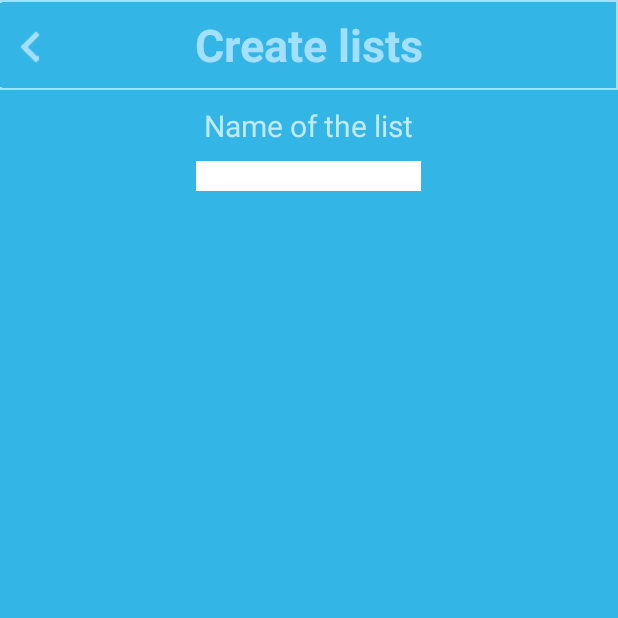
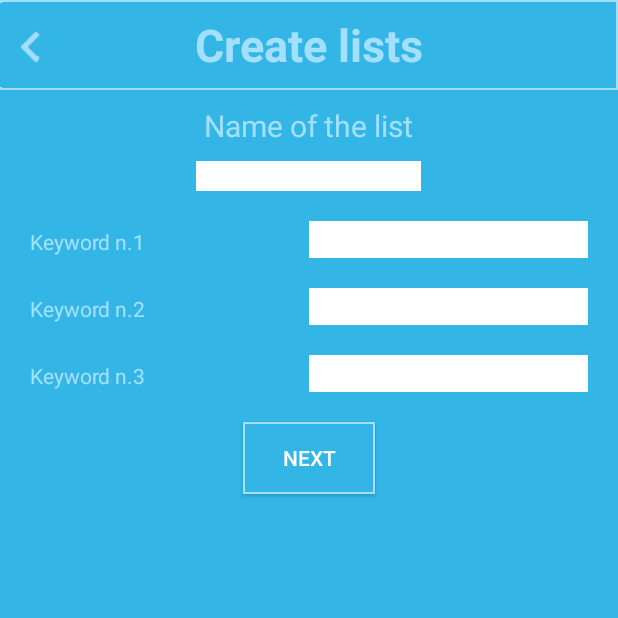
Before and after one commit to faflo10/P_tut, an Android app: the Create_list screen opened directly, with no data from a screen before it, on a phone screen of 412 x 824 dp, the top half of it. Run offline under Robolectric (Android 15) with nearby library versions, the phone set to English and light mode, and no system bars.

Commit message:
Creation du début de la liste finie, reste le reste

```diff
--- a/app/src/main/AndroidManifest.xml
+++ b/app/src/main/AndroidManifest.xml
@@ -23,6 +23,7 @@
         <activity android:name=".Settings_menu" />
         <activity android:name=".Manage_list" />
         <activity android:name=".Create_list" />
+        <activity android:name=".Fill_list"/>
     </application>
 
 </manifest>
--- a/app/src/main/java/p_tut/elethink_interface/Create_list.java
+++ b/app/src/main/java/p_tut/elethink_interface/Create_list.java
@@ -2,12 +2,17 @@ package p_tut.elethink_interface;
 
 import android.app.Activity;
 import android.content.Intent;
+import android.database.sqlite.SQLiteDatabase;
 import android.os.Bundle;
 import android.support.v7.app.ActionBarActivity;
 import android.view.Menu;
 import android.view.MenuItem;
 import android.view.View;
+import android.widget.Button;
+import android.widget.EditText;
 import android.widget.ImageButton;
+import android.widget.Toast;
+
 import p_tut.elethink_interface.local_database.*;
 
 
@@ -17,18 +22,81 @@ import p_tut.elethink_interface.local_database.*;
 public class Create_list extends ActionBarActivity {
     private ImageButton back;
     private LocalListDb local;
+    private EditText name;
+    private EditText kw1;
+    private EditText kw2;
+    private EditText kw3;
+    private Button next;
 
     protected void onCreate(Bundle savedInstanceState) {
         super.onCreate(savedInstanceState);
         setContentView(R.layout.create_list);
 
+    }
+
+    public void onStart() {
+        super.onStart();
+        setContentView(R.layout.create_list);
 
         back = (ImageButton) findViewById(R.id.back_button);
+        name = (EditText) findViewById(R.id.name);
+        kw1 = (EditText) findViewById(R.id.kw1);
+        kw2 = (EditText) findViewById(R.id.kw2);
+        kw3 = (EditText) findViewById(R.id.kw3);
+        next = (Button) findViewById(R.id.next);
+
+        local = new LocalListDb(getBaseContext(),"list.db", null, 1);
+        SQLiteDatabase db = local.getWritableDatabase();
 
         back.setOnClickListener(new ImageButton.OnClickListener() {
             public void onClick(View v) {
                 finish();
             }
         });
+
+        next.setOnClickListener(new View.OnClickListener() {
+            @Override
+            public void onClick(View v) {
+                if(checkTitleField(name)) {
+                    if(checkKWField(kw1,kw2,kw3)) {
+                        Intent change = new Intent(Create_list.this,Fill_list.class);
+                        change.putExtra("title",name.getText().toString());
+                        change.putExtra("kw1", kw1.getText().toString());
+                        change.putExtra("kw2",kw2.getText().toString());
+                        change.putExtra("kw3",kw3.getText().toString());
+                        Toast.makeText(getApplicationContext(),"Heading to the filling of" +
+                                "the list", Toast.LENGTH_LONG).show();
+                        startActivity(change);
+                    } else {
+                        Toast.makeText(getApplicationContext(), "Error while filling the keywords",
+                                Toast.LENGTH_LONG).show();
+                    }
+                } else {
+                    Toast.makeText(getApplicationContext(), "Error while filling the title",
+                            Toast.LENGTH_LONG).show();
+                }
+            }
+        });
     }
+
+    public boolean checkTitleField(EditText title) {
+        String content = title.getText().toString();
+        if(content.length() != 0) return true;
+        return false;
+    }
+
+    public boolean checkKWField(EditText one, EditText two, EditText three) {
+        String a = one.getText().toString();
+        String b = two.getText().toString();
+        String c = three.getText().toString();
+
+        if(a.length() != 0 && b.length() != 0 && c.length() != 0) {
+            if(!(a.toLowerCase().equals(b.toLowerCase())) && !(a.toLowerCase().equals(c.toLowerCase()))
+                    && !(b.toLowerCase().equals(c.toLowerCase()))) {
+                return true;
+            }
+        }
+        return false;
+    }
+
 }
--- a/app/src/main/res/layout/create_list.xml
+++ b/app/src/main/res/layout/create_list.xml
@@ -43,18 +43,95 @@
             android:layout_centerHorizontal="true"
             android:id="@+id/title"
             android:textSize="@dimen/font_size_button"
-            android:layout_marginTop="10dp"/>
+            android:layout_marginTop="10dp"
+            android:textColor="@color/light_blue"/>
 
         <EditText
             style="@style/text_box"
             android:layout_width="150dp"
             android:layout_height="20dp"
-            android:id="@+id/editText"
+            android:id="@+id/name"
             android:layout_centerHorizontal="true"
             android:layout_below="@+id/title"
             android:layout_marginTop="10dp"
             />
 
+        <LinearLayout
+            android:layout_width="fill_parent"
+            android:layout_height="wrap_content"
+            android:orientation="horizontal"
+            android:paddingTop="20dp"
+            android:paddingLeft="20dp"
+            android:paddingRight="20dp">
+
+            <TextView
+                android:layout_width="0dp"
+                android:layout_height="wrap_content"
+                android:layout_weight="1"
+                android:text="@string/keyword1"
+                android:textColor="@color/light_blue"/>
+
+            <EditText
+                android:layout_width="0dp"
+                android:layout_height="wrap_content"
+                android:layout_weight="1"
+                style="@style/text_box"
+                android:id="@+id/kw1"/>
+        </LinearLayout>
+
+        <LinearLayout
+            android:layout_width="fill_parent"
+            android:layout_height="wrap_content"
+            android:orientation="horizontal"
+            android:paddingTop="20dp"
+            android:paddingLeft="20dp"
+            android:paddingRight="20dp">
+
+            <TextView
+                android:layout_width="0dp"
+                android:layout_height="wrap_content"
+                android:layout_weight="1"
+                android:text="@string/keyword2"
+                android:textColor="@color/light_blue"/>
+
+            <EditText
+                android:layout_width="0dp"
+                android:layout_height="wrap_content"
+                android:layout_weight="1"
+                style="@style/text_box"
+                android:id="@+id/kw2"/>
+        </LinearLayout>
+
+        <LinearLayout
+            android:layout_width="fill_parent"
+            android:layout_height="wrap_content"
+            android:orientation="horizontal"
+            android:paddingTop="20dp"
+            android:paddingLeft="20dp"
+            android:paddingRight="20dp">
+
+            <TextView
+                android:layout_width="0dp"
+                android:layout_height="wrap_content"
+                android:layout_weight="1"
+                android:text="@string/keyword3"
+                android:textColor="@color/light_blue"/>
+
+            <EditText
+                android:layout_width="0dp"
+                android:layout_height="wrap_content"
+                android:layout_weight="1"
+                style="@style/text_box"
+                android:id="@+id/kw3"/>
+        </LinearLayout>
+
+        <Button
+            android:layout_width="wrap_content"
+            android:layout_height="wrap_content"
+            android:background="@drawable/button_menu_shape"
+            android:layout_marginTop="20dp"
+            android:text="@string/next"
+            android:id="@+id/next"/>
     </LinearLayout>
 
 </RelativeLayout>
--- /dev/null
+++ b/app/src/main/res/layout/fill_list.xml
@@ -0,0 +1,6 @@
+<?xml version="1.0" encoding="utf-8"?>
+<LinearLayout xmlns:android="http://schemas.android.com/apk/res/android"
+    android:orientation="vertical" android:layout_width="match_parent"
+    android:layout_height="match_parent">
+
+</LinearLayout>
--- a/app/src/main/res/values/strings.xml
+++ b/app/src/main/res/values/strings.xml
@@ -23,5 +23,9 @@
         Mme DESLANDRES Veronique."</string>
     <string name="back">Back</string>
     <string name="creation_title">Name of the list</string>
+    <string name="keyword1">Keyword n.1</string>
+    <string name="keyword2">Keyword n.2</string>
+    <string name="keyword3">Keyword n.3</string>
+    <string name="next">Next</string>
 
 </resources>
```
Also changed, not shown: app/src/main/java/p_tut/elethink_interface/Fill_list.java (added, +14 -0 lines).
